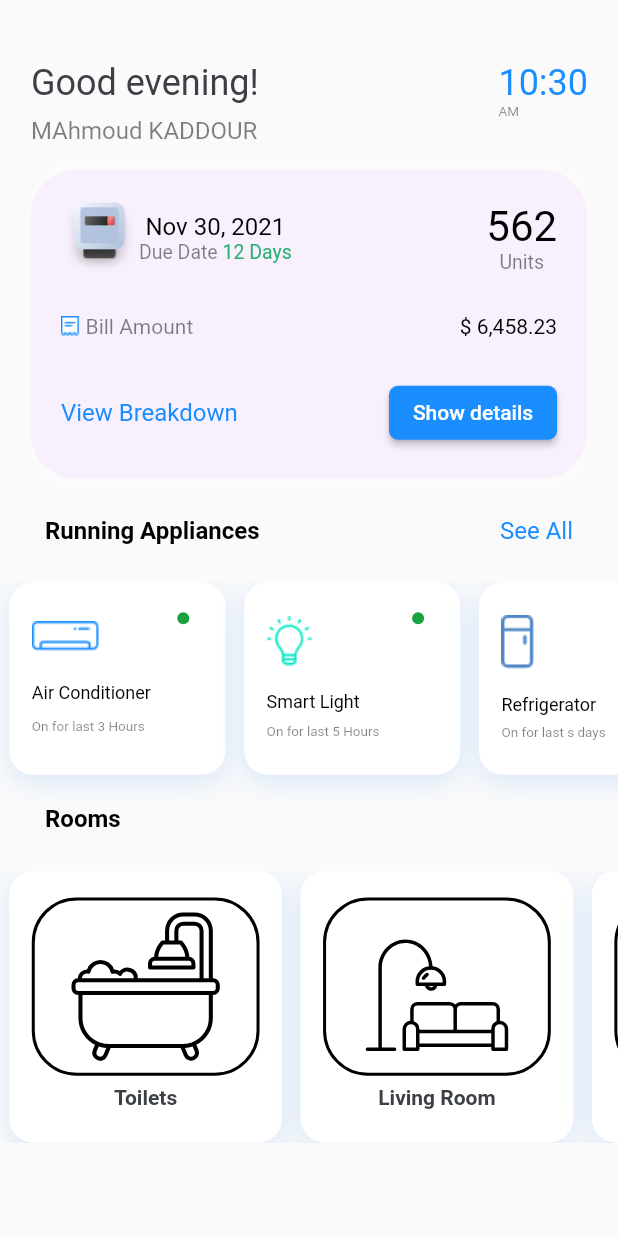
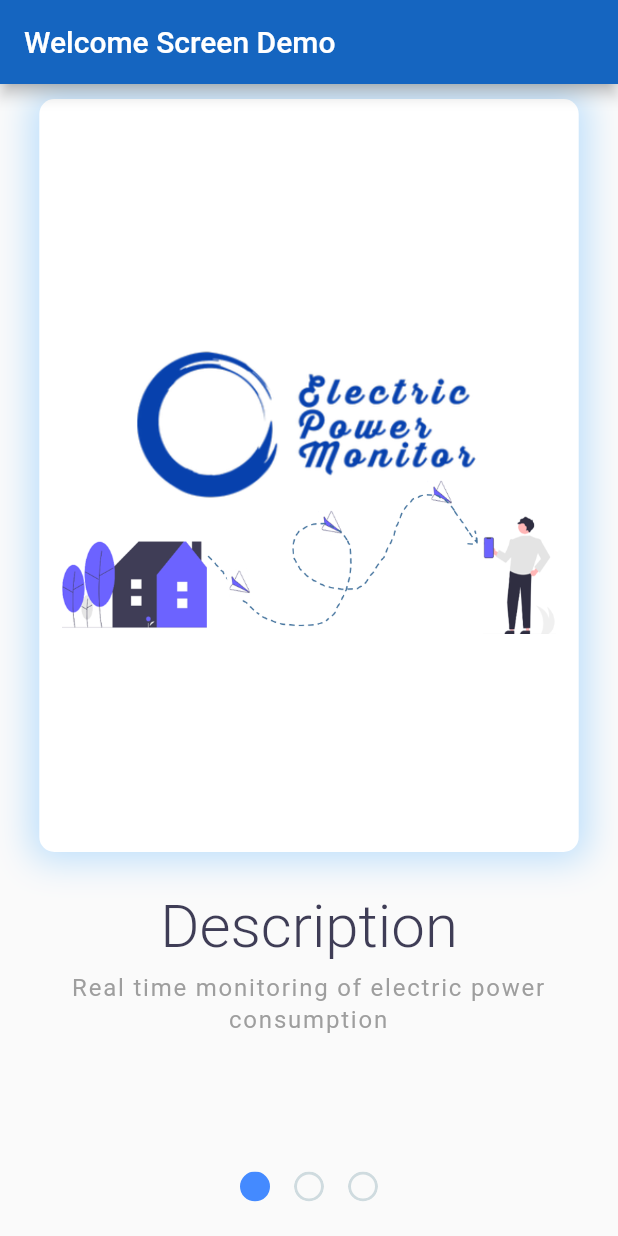
Before and after one commit to MAJK1988/ui_electric_bell, a Flutter app: the screen it shows after launch, on a phone screen of 412 x 824 dp. Run offline on Flutter 3.47's test engine with Material 2 defaults, Android fonts, the phone set to English and light mode, and no system bars; our stand-ins replace flutter_svg, fluttertoast, syncfusion_flutter_charts, syncfusion_flutter_gauges, syncfusion_flutter_sliders.

Commit message:
version 5

```diff
--- a/lib/composent/electricty_consumption.dart
+++ b/lib/composent/electricty_consumption.dart
@@ -47,7 +47,7 @@ class _StateElectrictyConsumption extends State<ElectrictyConsumption>{
                     GaugeAnnotation(widget: Padding(
                       padding: const EdgeInsets.only(top:35.0),
                       child: Text('${widget.value}',
-                      style:const TextStyle(fontSize: 12,fontWeight:FontWeight.bold,color: kPrimaryColor,)),
+                      style: TextStyle(fontSize: 12,fontWeight:FontWeight.bold,color: kPrimaryColor,)),
                     ),
                         angle: 90,positionFactor: 0.5)]
                 )]
--- a/lib/composent/my_home_page_state.dart
+++ b/lib/composent/my_home_page_state.dart
@@ -36,7 +36,7 @@ class _MyHomePageState extends State<MyHomePage> {
           PopupMenuButton(
             icon:const Icon(Icons.more_vert),
             itemBuilder: (BuildContext context) => <PopupMenuEntry>[
-             const  PopupMenuItem(
+               PopupMenuItem(
                 child:  ListTile(
 
                   leading:  Icon(Icons.settings,color: kPrimaryColor,),
@@ -46,11 +46,11 @@ class _MyHomePageState extends State<MyHomePage> {
                PopupMenuItem(
                 child: ListTile(
                   onTap: (){Navigator.pushNamed(context, '/settings');},
-                  leading:const  Icon(Icons.anchor,color: kPrimaryColor,),
-                  title: const Text('Fixation a threshold',style: TextStyle(color:kPrimaryColor,fontSize: 15,fontWeight:FontWeight.bold)),
+                  leading:  Icon(Icons.anchor,color: kPrimaryColor,),
+                  title:  Text('Fixation a threshold',style: TextStyle(color:kPrimaryColor,fontSize: 15,fontWeight:FontWeight.bold)),
                 ),
               ),
-              const PopupMenuItem(
+               PopupMenuItem(
                 child: ListTile(
                   leading: Icon(Icons.person,color: kPrimaryColor,),
                   title: Text('Your account',style: TextStyle(color:kPrimaryColor,fontSize: 15,fontWeight:FontWeight.bold)),
@@ -84,7 +84,6 @@ class _MyHomePageState extends State<MyHomePage> {
             ),
           ),
 
-          Plot(size: size,plotTwoLine: false,requiredPower: 0),// Plot the electric power consumer
 
             Padding(
               padding: const EdgeInsets.only(
@@ -150,6 +149,7 @@ class _MyHomePageState extends State<MyHomePage> {
 
 
 
+        Plot(size: size,plotTwoLine: false,requiredPower: 0),// Plot the electric power consumer
 
 
         ],
--- a/lib/composent/plot.dart
+++ b/lib/composent/plot.dart
@@ -69,11 +69,7 @@ class _PlotState extends State<Plot> {
   Widget build(BuildContext context) {
     double width=widget.size.width * 0.9;
     return  Padding(
-            padding: const EdgeInsets.only(
-                top: kDefaultPadding * 2,
-                right: kDefaultPadding,
-                left: kDefaultPadding,
-                bottom: kDefaultPadding/2),
+            padding: getEdgeInsets(),
             child:Container(
                 alignment: Alignment.bottomLeft,
                 height: widget.size.height * 0.5,
@@ -121,13 +117,13 @@ class _PlotState extends State<Plot> {
                               position:LegendPosition.top,
                             ),
                             primaryXAxis: CategoryAxis(
-                                labelStyle: const TextStyle(
+                                labelStyle:  TextStyle(
                                     fontSize: 12,
                                     fontWeight: FontWeight.bold,
                                     color: kPrimaryColor),
                                 title: AxisTitle(
                                     text: "Per $graphTitle",
-                                    textStyle: const TextStyle(
+                                    textStyle:  TextStyle(
                                         fontWeight: FontWeight.bold,
                                         color: kPrimaryColor)),
                                 axisLine: const AxisLine(
@@ -140,7 +136,7 @@ class _PlotState extends State<Plot> {
                             primaryYAxis: NumericAxis(
 
                               plotOffset: 0,
-                              labelStyle: const TextStyle(
+                              labelStyle:  TextStyle(
                                   fontSize: 12,
                                   fontWeight: FontWeight.bold,
                                   color: kPrimaryColor),
--- a/lib/composent/position_data_show.dart
+++ b/lib/composent/position_data_show.dart
@@ -36,7 +36,7 @@ class _PositionDataShowState extends State<PositionDataShow>{
                 crossAxisAlignment: CrossAxisAlignment.start,
                 children:<Widget> [
 
-                Text(widget.title,textAlign: TextAlign.justify,style:const TextStyle(
+                Text(widget.title,textAlign: TextAlign.justify,style: TextStyle(
                   color:kPrimaryColor,fontSize: 18,
                 fontWeight:FontWeight.w500,
                 )),
--- a/lib/composent/titleSection.dart
+++ b/lib/composent/titleSection.dart
@@ -40,7 +40,7 @@ class _TitleSectionState extends State<TitleSection> {
                 right:10,
                 child: Text(
                     widget.valeur,
-                    style: const TextStyle(fontSize: 20,
+                    style:  TextStyle(fontSize: 20,
                     fontWeight: FontWeight.bold,
                     color:kPrimaryColor),
                   ),
--- a/lib/constants.dart
+++ b/lib/constants.dart
@@ -1,9 +1,9 @@
 import 'package:flutter/cupertino.dart';
 import 'package:flutter/material.dart';
 
-const kPrimaryColor = Color(0xff0c9869);
+Color kPrimaryColor =Color(0xFF1565C0);// Colors.blue;//Color(0xff0c9869);
 const kTextColor = Color(0xff3c4046);
-const kBackgroundColor = Color(0xfff9f0fd);
+Color kBackgroundColor = Color(0xfff9f0fd);
 const kDefaultPadding = 20.0;
 const kColoryellow = Color(0xFFFFFFFF);
 
--- a/lib/main.dart
+++ b/lib/main.dart
@@ -3,6 +3,7 @@ import 'package:flutter/material.dart';
 import 'package:ui_electric_bell/composent/my_home_page_state.dart';
 import 'package:ui_electric_bell/constants.dart';
 import 'package:ui_electric_bell/setting/fixation_threshold.dart';
+import 'package:ui_electric_bell/welcome/home_welcome.dart';
 
 import 'composent/home_page.dart';
 
@@ -25,7 +26,8 @@ class _MyAppState extends State<MyApp> {
       title: 'EPM Home Page',
       routes: {
         // When navigating to the "/" route, build the FirstScreen widget.
-        '/': (context) =>const HomePage(),//const MyHomePage(title: 'Flutter Demo Home Page'),
+        '/': (context) =>const HomeWelcome(title: 'Welcome Screen Demo'),
+        '/home': (context) =>const HomePage(),//const MyHomePage(title: 'Flutter Demo Home Page'),
         '/settings': (context) => const FixationOfThreshold(),
         '/show_details': (context) => const MyHomePage(title: 'Flutter Demo Home Page'),
       },
--- a/lib/setting/fixation_threshold.dart
+++ b/lib/setting/fixation_threshold.dart
@@ -117,7 +117,7 @@ late ChartSampleData dataDaily= ChartSampleData(
                      border: const OutlineInputBorder(
                        borderSide: BorderSide.none
                        ),
-                       hintStyle:const TextStyle(color: kPrimaryColor),
+                       hintStyle: TextStyle(color: kPrimaryColor),
                        hintText: "Enter the amount you want to spend",
                        ),)),
               OutlinedButton(
@@ -148,7 +148,7 @@ late ChartSampleData dataDaily= ChartSampleData(
                       _showToast();
                   }
                 },
-                child:const Text("SHOW THE COMPERSON!!",style: TextStyle(color: kPrimaryColor),),),
+                child: Text("SHOW THE COMPERSON!!",style: TextStyle(color: kPrimaryColor),),),
               if (showComperasons)...[
               Comperson(size: size,title: 'Daily Comperson',data:dataDaily),
               Comperson(size: size,title: 'Weekly Comperson',data:dataWeekly),
--- /dev/null
+++ b/lib/welcome/home_welcome.dart
@@ -0,0 +1,145 @@
+import 'dart:developer';
+import 'package:ui_electric_bell/composent/home_page.dart';
+import 'package:ui_electric_bell/constants.dart';
+
+import 'pointer.dart';
+import 'package:flutter/material.dart';
+import 'items.dart';
+
+class HomeWelcome extends StatefulWidget {
+  const HomeWelcome({Key? key, required this.title}) : super(key: key);
+
+  final String title;
+
+  @override
+  State<HomeWelcome> createState() => _HomeWelcomeState();
+}
+
+class _HomeWelcomeState extends State<HomeWelcome> {
+  int pageIndex = 0;
+  double? currentPage = 0.0;
+  late final PageController _pageViewController =
+      PageController(initialPage: 0);
+
+  @override
+  void initState() {
+    super.initState();
+
+    _pageViewController.addListener(() {
+      setState(() {
+        currentPage = _pageViewController.page;
+      });
+    });
+  }
+
+  Widget slideView(int indexItem) {
+    var blue = Colors.blue.shade100;
+    return Container(
+        padding: const EdgeInsets.symmetric(horizontal: 18.0),
+        child: Column(
+          mainAxisAlignment: MainAxisAlignment.start,
+          children: <Widget>[
+            Flexible(
+                flex: 2,
+                fit: FlexFit.tight,
+                child: Container(
+                  margin: const EdgeInsets.only(top: 10.0),
+                  decoration: BoxDecoration(
+                    borderRadius: BorderRadius.circular(10),
+                    color: Colors.white,
+                    boxShadow: [
+                      BoxShadow(
+                          color: blue,
+                          spreadRadius: 5,
+                          blurRadius: 20,
+                          offset: Offset.zero),
+                    ],
+                  ),
+                  child: Padding(
+                    padding: const EdgeInsets.all(15.0),
+                    child: Image.asset(
+                      items[indexItem]['image'],
+                      width: 0.8 * MediaQuery.of(context).size.width,
+                      height: 0.8 * MediaQuery.of(context).size.width,
+                      alignment: Alignment.center,
+                    ),
+                  ),
+                )),
+            Flexible(
+              flex: 1,
+              fit: FlexFit.tight,
+              child: Container(
+                padding: const EdgeInsets.symmetric(horizontal: 30.0),
+                child: Column(
+                  children: <Widget>[
+                    Text(items[indexItem]['header'],
+                        style: const TextStyle(
+                            fontSize: 40.0,
+                            fontWeight: FontWeight.w300,
+                            color: Color(0XFF3F3D56),
+                            height: 2.0)),
+                    Text(
+                      items[indexItem]['description'],
+                      // ignore: prefer_const_constructors
+                      style: TextStyle(
+                          color: Colors.grey,
+                          letterSpacing: 1.2,
+                          fontSize: 16.0,
+                          height: 1.3),
+                      textAlign: TextAlign.center,
+                    )
+                  ],
+                ),
+              ),
+            )
+          ],
+        ));
+  }
+
+  @override
+  Widget build(BuildContext context) {
+    return Scaffold(
+        appBar: AppBar(
+          title: Text(widget.title),
+          backgroundColor:kPrimaryColor
+        ),
+        body: Stack(
+          children: <Widget>[
+            PageView.builder(
+                controller: _pageViewController,
+                itemCount: items.length,
+                itemBuilder: (BuildContext context, int index) {
+                  _pageViewController.addListener(() {
+                    currentPage = _pageViewController.page!;
+                    pageIndex = currentPage!.round();
+                    log('pageindex: $pageIndex');
+                    log('index: ${currentPage!.round()}');
+                  });
+                  return slideView(index);
+                }),
+            Pointer(index: pageIndex, length: items.length),
+            if (pageIndex == items.length - 1)
+              Positioned(
+                  left: MediaQuery.of(context).size.width * 0.85,
+                  bottom: 10,
+                  child: Column(
+                    mainAxisSize: MainAxisSize.min,
+                    children: <Widget>[
+                      IconButton(
+                        icon: const Icon(Icons.east),
+                        tooltip: 'Increase volume by 10',
+                        onPressed: () {
+                          setState(() {Navigator.pushAndRemoveUntil(
+                            context,MaterialPageRoute(
+                              builder: (context) =>const HomePage()),
+                              (Route<dynamic> route) => false,
+                              );});
+                        },
+                      ),
+                      //Text('Volume ')
+                    ],
+                  ))
+          ],
+        ));
+  }
+}
--- /dev/null
+++ b/lib/welcome/items.dart
@@ -0,0 +1,17 @@
+List items = [
+  {
+    "header": "Description",
+    "description": "Real time monitoring of electric power consumption",
+    "image": "assets/images/1.png"
+  },
+  {
+    "header": "Show data",
+    "description": "Power electric consumption weekly and daily report",
+    "image": "assets/images/ShowData.png"
+  },
+  {
+    "header": "Notification",
+    "description": "Send notification when malfunction appear",
+    "image": "assets/images/sendData.png"
+  }
+];
--- /dev/null
+++ b/lib/welcome/pointer.dart
@@ -0,0 +1,48 @@
+import 'package:flutter/material.dart';
+
+class Pointer extends StatefulWidget {
+  const Pointer({Key? key, required this.index, required this.length})
+      : super(key: key);
+
+  final int index;
+  final int length;
+
+  @override
+  State<Pointer> createState() => _PointerState();
+}
+
+class _PointerState extends State<Pointer> {
+  get i => null;
+
+  @override
+  Widget build(BuildContext context) {
+    return Positioned(
+      bottom: 15,
+      width: MediaQuery.of(context).size.width,
+      child: Row(
+        mainAxisAlignment: MainAxisAlignment.center,
+        children: [
+          for (int i = 0; i < widget.length; i++)
+            Container(
+              margin: const EdgeInsets.all(8),
+              child: ClipRRect(
+                borderRadius: BorderRadius.circular(100),
+                child: Container(
+                  color: widget.index == i ? Colors.blueAccent : null,
+                  padding: EdgeInsets.all(widget.index == i ? 10 : 8),
+                  decoration: widget.index != i
+                      ? BoxDecoration(
+                          border: Border.all(
+                              color: const Color(0XFF256075).withOpacity(0.2),
+                              width: 2),
+                          borderRadius: BorderRadius.circular(100),
+                        )
+                      : null,
+                ),
+              ),
+            ),
+        ],
+      ),
+    );
+  }
+}
```
Also changed, not shown: assets/images/1.png (added), assets/images/ShowData.png (added), assets/images/sendData.png (added).
